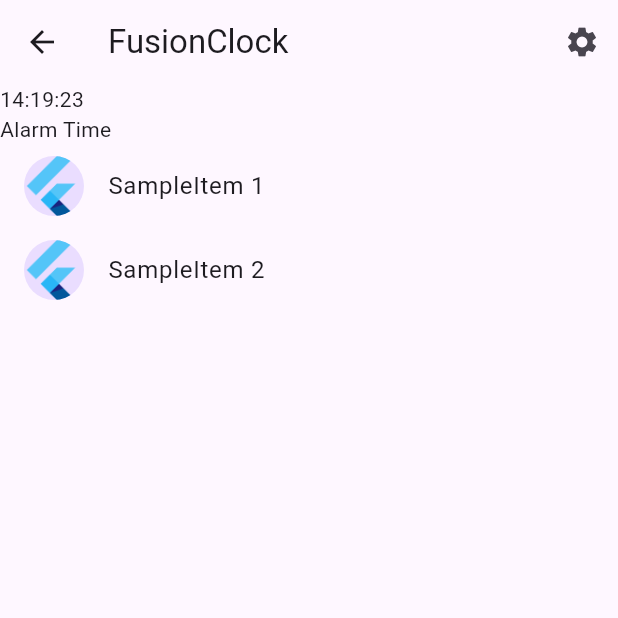
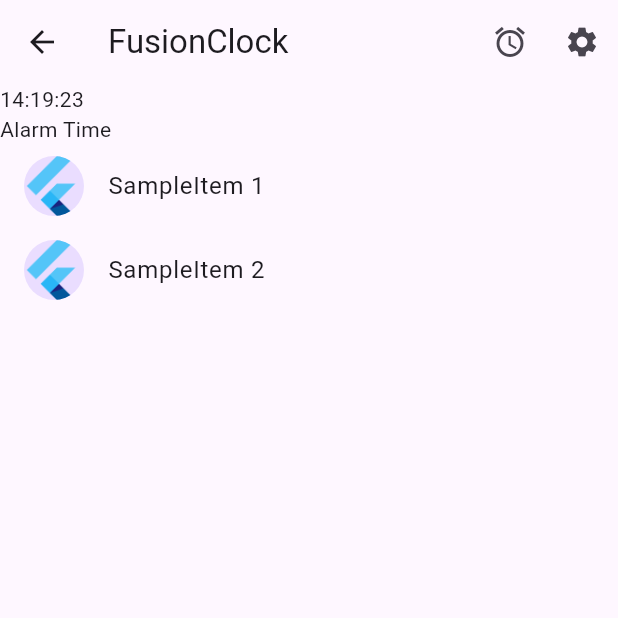
Before and after one commit to TA-Solaris/Fusion-Hackathon-2024, a Flutter app: the HomePageView screen opened by its route, after a tap on an icon or button, on a phone screen of 412 x 824 dp, the top half of it. Run offline on Flutter 3.47's test engine with Material 3 defaults, Android fonts, the phone set to English and light mode, and no system bars; generated files the repository leaves out were written again.

Commit message:
Alarm page

```diff
--- a/FusionClockApp/lib/src/app.dart
+++ b/FusionClockApp/lib/src/app.dart
@@ -5,6 +5,7 @@ import 'package:fusionclock/src/home_page/home_page_view.dart';
 
 import 'settings/settings_controller.dart';
 import 'settings/settings_view.dart';
+import 'alarm_page/alarm_page_view.dart';
 
 /// The Widget that configures your application.
 class MyApp extends StatelessWidget {
@@ -66,10 +67,12 @@ class MyApp extends StatelessWidget {
               settings: routeSettings,
               builder: (BuildContext context) {
                 switch (routeSettings.name) {
+                  case HomePageView.routeName:
+                    return const HomePageView();
                   case SettingsView.routeName:
                     return SettingsView(controller: settingsController);
-                  case HomePageView.routeName:
-                    return const HomePageView();
+                  case AlarmPageView.routeName:
+                    return const AlarmPageView();
                   default:
                     return const HomePageView();
                 }
--- a/FusionClockApp/lib/src/home_page/home_page_view.dart
+++ b/FusionClockApp/lib/src/home_page/home_page_view.dart
@@ -3,8 +3,8 @@ import 'package:flutter/widgets.dart';
 
 import '../settings/settings_view.dart';
 import 'home_page_stat.dart';
+import '../alarm_page/alarm_page_view.dart';
 
-/// Displays a list of SampleItems.
 class HomePageView extends StatelessWidget {
   const HomePageView({
     super.key,
@@ -28,12 +28,15 @@ class HomePageView extends StatelessWidget {
         appBar: AppBar(
           title: const Text('FusionClock'),
           actions: [
+            IconButton( // TEMP BUTTON
+              icon: const Icon(Icons.alarm),
+              onPressed: () {
+                Navigator.restorablePushNamed(context, AlarmPageView.routeName);
+              },
+            ),
             IconButton(
               icon: const Icon(Icons.settings),
               onPressed: () {
-                // Navigate to the settings page. If the user leaves and returns
-                // to the app after it has been killed while running in the
-                // background, the navigation stack is restored.
                 Navigator.restorablePushNamed(context, SettingsView.routeName);
               },
             ),
```
Also changed, not shown: FusionClockApp/lib/src/alarm_page/alarm_page_view.dart (added, +19 -0 lines).
